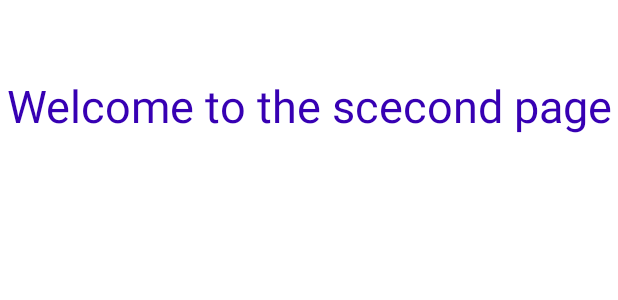
After one commit to gift567/AndriodApp, an Android app: the layout activity_main2.xml on its own in the app's theme, with its tools: preview values and no code run, on a phone screen of 412 x 824 dp. The commit adds this screen. Shown: the top 300 px of the screen. Run offline under Robolectric (Android 15) with nearby library versions, the phone set to English and light mode, and no system bars.

Commit message:
link to second activity done

```diff
--- a/app/src/main/AndroidManifest.xml
+++ b/app/src/main/AndroidManifest.xml
@@ -10,6 +10,9 @@
         android:supportsRtl="true"
         android:theme="@style/Theme.MyApp">
         <activity
+            android:name=".MainActivity2"
+            android:exported="false" />
+        <activity
             android:name=".MainActivity"
             android:exported="true">
             <intent-filter>
--- a/app/src/main/res/layout/activity_main.xml
+++ b/app/src/main/res/layout/activity_main.xml
@@ -22,6 +22,7 @@
 
     <!--the above linear layout opening tag is not closed  with the '>' symbol-->
     <Button
+        android:id="@+id/button"
         android:layout_width="280dp"
         android:layout_height="60dp"
         android:layout_marginLeft="56dp"
--- /dev/null
+++ b/app/src/main/res/layout/activity_main2.xml
@@ -0,0 +1,33 @@
+<?xml version="1.0" encoding="utf-8"?>
+<LinearLayout xmlns:android="http://schemas.android.com/apk/res/android"
+    xmlns:app="http://schemas.android.com/apk/res-auto"
+    xmlns:tools="http://schemas.android.com/tools"
+    android:layout_width="match_parent"
+    android:layout_height="match_parent"
+    tools:context=".MainActivity2"
+    android:background="@color/white">
+
+
+
+
+
+    <LinearLayout
+        android:layout_width="match_parent"
+        android:layout_height="200dp"
+        >
+
+        <TextView
+            android:layout_marginTop="50dp"
+            android:layout_width="match_parent"
+            android:layout_height="70dp"
+            android:textAlignment="center"
+            android:text="Welcome to the scecond page"
+            android:textColor="@color/blue"
+            android:textSize="30sp"
+            >
+
+        </TextView>
+
+
+    </LinearLayout>
+</LinearLayout>
```
Also changed, not shown: app/src/main/java/com/example/myapp/MainActivity.java (+18 -0 lines), app/src/main/java/com/example/myapp/MainActivity2.java (added, +14 -0 lines).
